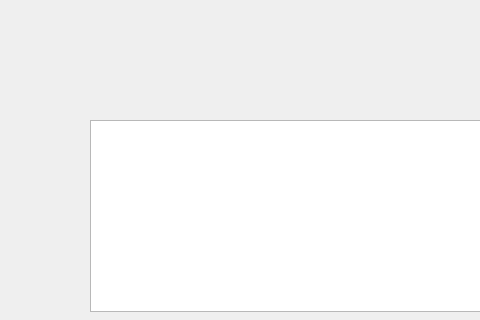
Qt form interface/design.ui (Marvin84/reg-gen) before a commit; both pictures show x 0 to 480 and y 0 to 320 of the 775 by 455 pixel window.
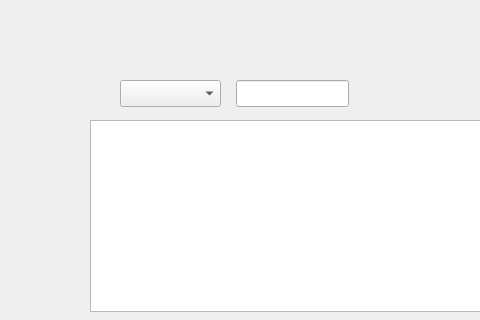
The same form after that commit.

Commit message: Added pattern for button functionality

What changed in the file:
```diff
--- a/interface/design.ui
+++ b/interface/design.ui
@@ -48,6 +48,26 @@
     <bool>false</bool>
    </attribute>
   </widget>
+  <widget class="QLineEdit" name="lineEdit">
+   <property name="geometry">
+    <rect>
+     <x>236</x>
+     <y>80</y>
+     <width>113</width>
+     <height>27</height>
+    </rect>
+   </property>
+  </widget>
+  <widget class="QComboBox" name="comboBox">
+   <property name="geometry">
+    <rect>
+     <x>120</x>
+     <y>80</y>
+     <width>101</width>
+     <height>27</height>
+    </rect>
+   </property>
+  </widget>
  </widget>
  <resources/>
  <connections/>
```
Left out of the diff: 3 changed lines with no effect on the pictures. The commit also changes 2 other files.
